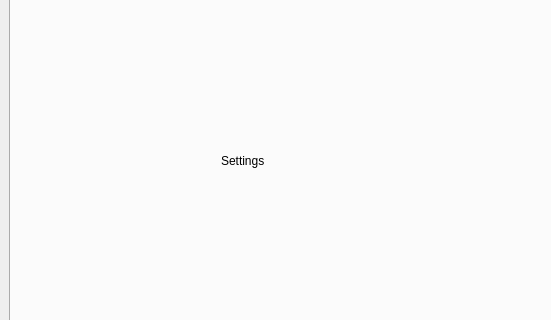
The window that mainwindow.ui (lDeathlWhisperl/TLHoN_SE) describes before a commit, drawn with Qt 5; both pictures show x 0 to 551 and y 328 to 648 of the 794 by 782 pixel window.
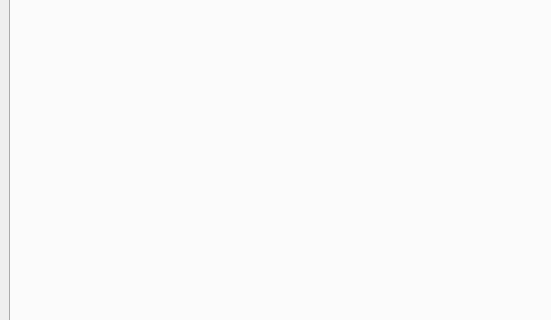
The same window after the commit. The open tabs and pages were chosen to show the change. Icons and pictures are not drawn.

```diff
--- a/mainwindow.ui
+++ b/mainwindow.ui
@@ -372,19 +372,11 @@
        <attribute name="title">
         <string>Settings</string>
        </attribute>
-       <widget class="QLabel" name="label_4">
-        <property name="geometry">
-         <rect>
-          <x>210</x>
-          <y>280</y>
-          <width>181</width>
-          <height>51</height>
-         </rect>
-        </property>
-        <property name="text">
-         <string>Settings</string>
-        </property>
-       </widget>
+       <layout class="QVBoxLayout" name="verticalLayout_7">
+        <item>
+         <layout class="QVBoxLayout" name="vl_settings_layout"/>
+        </item>
+       </layout>
       </widget>
       <widget class="QWidget" name="Help">
        <attribute name="title">
```
Left out of the diff: 8 changed lines with no effect on the pictures.
